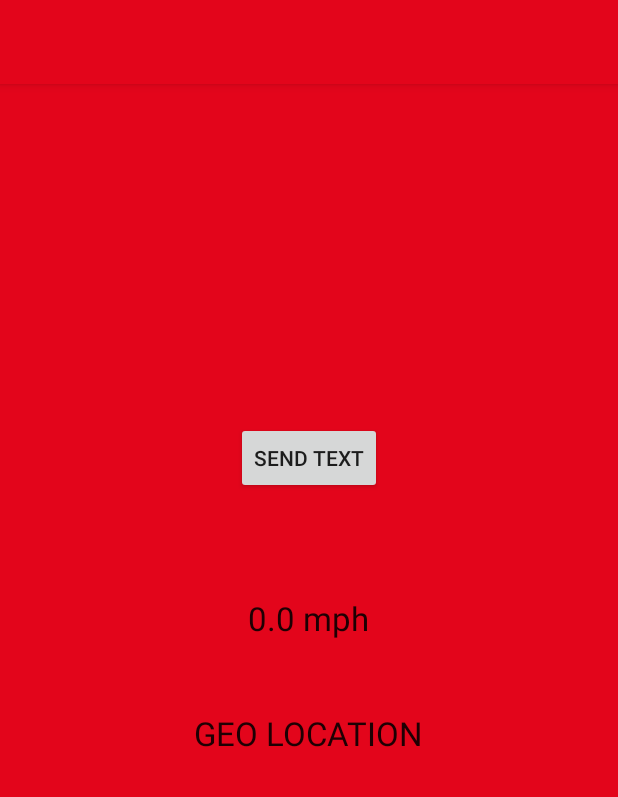
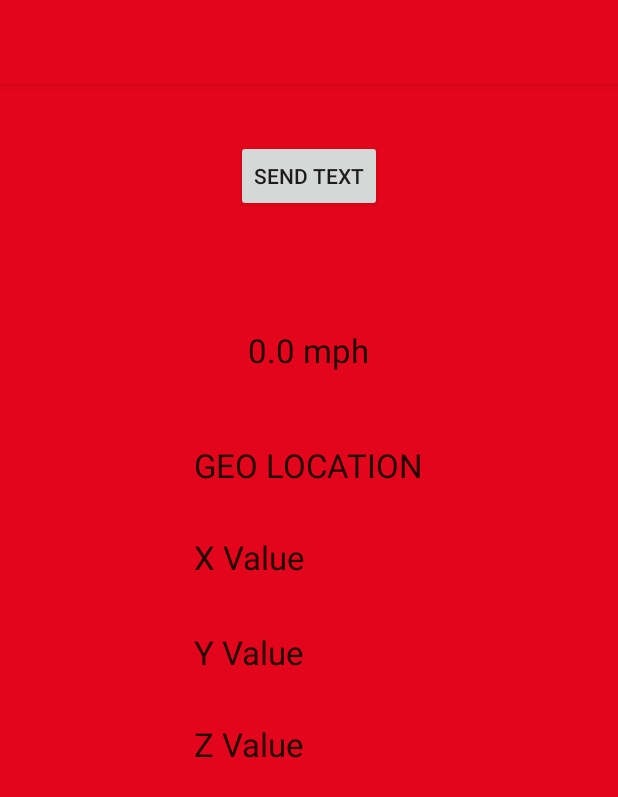
Before and after one commit to gadgettdx/thenewestangel, an Android app: the screen it shows after launch (MainActivity), on a phone screen of 412 x 824 dp. Shown: the top 797 px of the screen. Run offline under Robolectric (Android 15) with nearby library versions, the phone set to English and light mode, and no system bars; 1 statement that could not run was skipped.

Commit message:
I added an X Y Z displayer using the accelerometer that we need to figure how to use that to calculate g force... I also updated the text message and using the location.getlatitude and location.getlongitude, i am able to pin point the location on a map and send the receipient a URL to quickly show them where the possible accident took place.

```diff
--- a/app/src/main/java/com/example/johnoconnor/myapplication/MainActivity.java
+++ b/app/src/main/java/com/example/johnoconnor/myapplication/MainActivity.java
@@ -13,17 +13,34 @@ import android.view.View;
 import android.widget.Button;
 import android.widget.TextView;
 import android.widget.Toast;
+import android.hardware.Sensor;
+import android.hardware.SensorManager;
+import android.hardware.SensorEvent;
+import android.hardware.SensorEventListener;
 
-public class MainActivity extends AppCompatActivity implements LocationListener {
+public class MainActivity extends AppCompatActivity implements SensorEventListener, LocationListener {
 
 
     private TextView tvGeoLocation;
     private Button btnSendAText;
+    private TextView tvX, tvY, tvZ;
+    private Sensor sensor;
+    private SensorManager sm;
 
     @Override
     protected void onCreate(Bundle savedInstanceState) {
         super.onCreate(savedInstanceState);
         setContentView(R.layout.activity_main);
+
+        sm = (SensorManager)getSystemService(SENSOR_SERVICE);
+
+        sensor = sm.getDefaultSensor(Sensor.TYPE_ACCELEROMETER);
+
+        sm.registerListener(this, sensor, SensorManager.SENSOR_DELAY_NORMAL);
+
+        tvX = (TextView) findViewById(R.id.tvXValue);
+        tvY = (TextView) findViewById(R.id.tvYValue);
+        tvZ = (TextView) findViewById(R.id.tvZValue);
 
         LocationManager lm = (LocationManager) this.getSystemService(Context.LOCATION_SERVICE);
 
@@ -58,12 +75,17 @@ public class MainActivity extends AppCompatActivity implements LocationListener
 
                     String phoneNo = "3367720319";
                     String phoneNo1 = "7044908662";
-                    String sms = location.getLongitude() + " " + location.getLatitude() + " my location in Charlotte, NC";
+                    String phoneNo2 = "3362098071";
+
+                    String sms = "TESTING!!! Possible Crash: http://maps.google.com/maps?&z=10&q=" + location.getLatitude() + "+" + location.getLongitude()
+                            + "&ll=" + location.getLatitude() + "+" + location.getLongitude();
 
                     try {
                         SmsManager smsManager = SmsManager.getDefault();
                         smsManager.sendTextMessage(phoneNo, null, sms, null, null);
                         smsManager.sendTextMessage(phoneNo1, null, sms, null, null);
+                        smsManager.sendTextMessage(phoneNo2, null, sms, null, null);
+
 
                         Toast.makeText(getApplicationContext(), "SMS Sent!",
                                 Toast.LENGTH_LONG).show();
@@ -92,4 +114,16 @@ public class MainActivity extends AppCompatActivity implements LocationListener
     public void onProviderDisabled(String s) {
 
     }
+
+    @Override
+    public void onSensorChanged(SensorEvent sensorEvent) {
+        tvX.setText("X Value: " + sensorEvent.values[0]);
+        tvY.setText("Y Value: " + sensorEvent.values[1]);
+        tvZ.setText("Z Value: " + sensorEvent.values[2]);
+    }
+
+    @Override
+    public void onAccuracyChanged(Sensor sensor, int i) {
+
+    }
 }
--- a/app/src/main/res/layout/activity_main.xml
+++ b/app/src/main/res/layout/activity_main.xml
@@ -25,8 +25,9 @@
         android:textAppearance="?android:attr/textAppearanceLarge"
         android:text="0.0 mph"
         android:id="@+id/speed"
-        android:layout_centerVertical="true"
-        android:layout_centerHorizontal="true" />
+        android:layout_below="@+id/btnSendText"
+        android:layout_centerHorizontal="true"
+        android:layout_marginTop="77dp" />
 
     <TextView
         android:layout_width="wrap_content"
@@ -43,7 +44,41 @@
         android:layout_height="wrap_content"
         android:text="Send TEXT"
         android:id="@+id/btnSendText"
-        android:layout_above="@+id/speed"
+        android:layout_below="@+id/my_toolbar"
         android:layout_centerHorizontal="true"
-        android:layout_marginBottom="68dp" />
+        android:layout_marginTop="37dp" />
+
+    <TextView
+        android:layout_width="wrap_content"
+        android:layout_height="wrap_content"
+        android:textAppearance="?android:attr/textAppearanceLarge"
+        android:text="X Value"
+        android:id="@+id/tvXValue"
+        android:layout_below="@+id/geoLocation"
+        android:layout_alignLeft="@+id/geoLocation"
+        android:layout_alignStart="@+id/geoLocation"
+        android:layout_marginTop="32dp" />
+
+    <TextView
+        android:layout_width="wrap_content"
+        android:layout_height="wrap_content"
+        android:textAppearance="?android:attr/textAppearanceLarge"
+        android:text="Y Value"
+        android:id="@+id/tvYValue"
+        android:layout_below="@+id/tvXValue"
+        android:layout_alignLeft="@+id/tvXValue"
+        android:layout_alignStart="@+id/tvXValue"
+        android:layout_marginTop="34dp" />
+
+    <TextView
+        android:layout_width="wrap_content"
+        android:layout_height="wrap_content"
+        android:textAppearance="?android:attr/textAppearanceLarge"
+        android:text="Z Value"
+        android:id="@+id/tvZValue"
+        android:layout_below="@+id/tvYValue"
+        android:layout_alignLeft="@+id/tvYValue"
+        android:layout_alignStart="@+id/tvYValue"
+        android:layout_marginTop="32dp" />
+
 </RelativeLayout>
```
